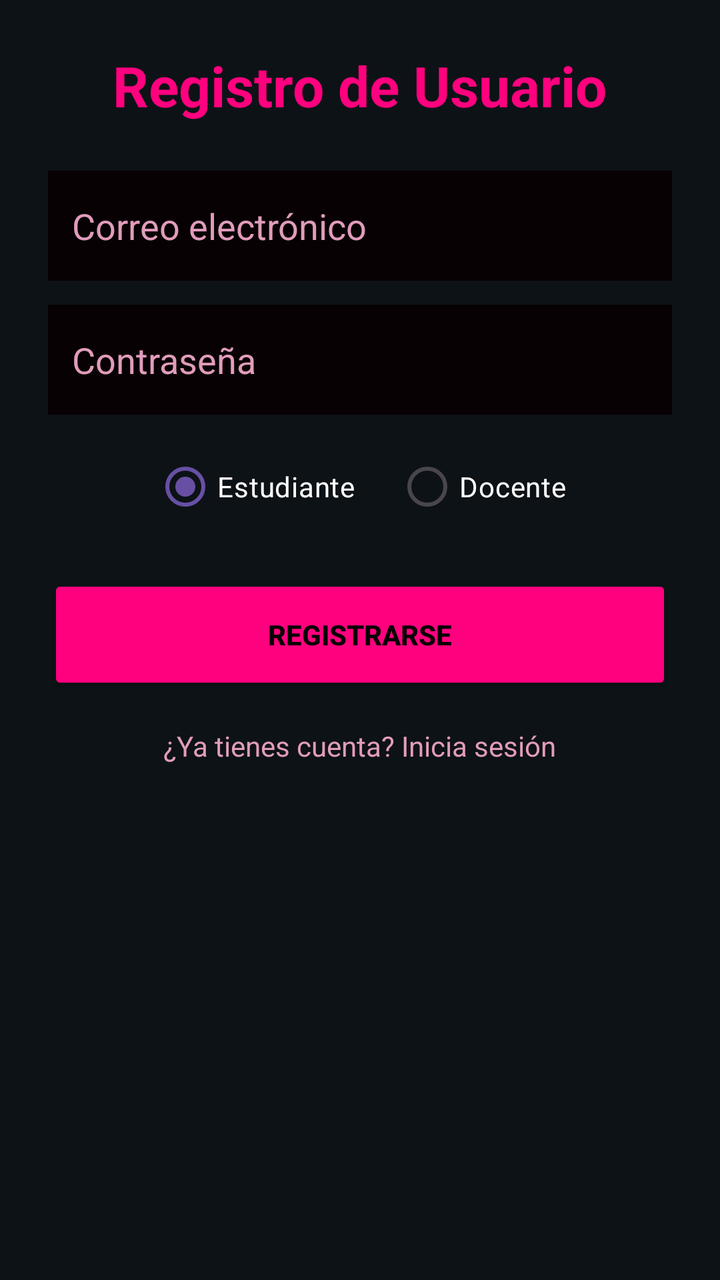
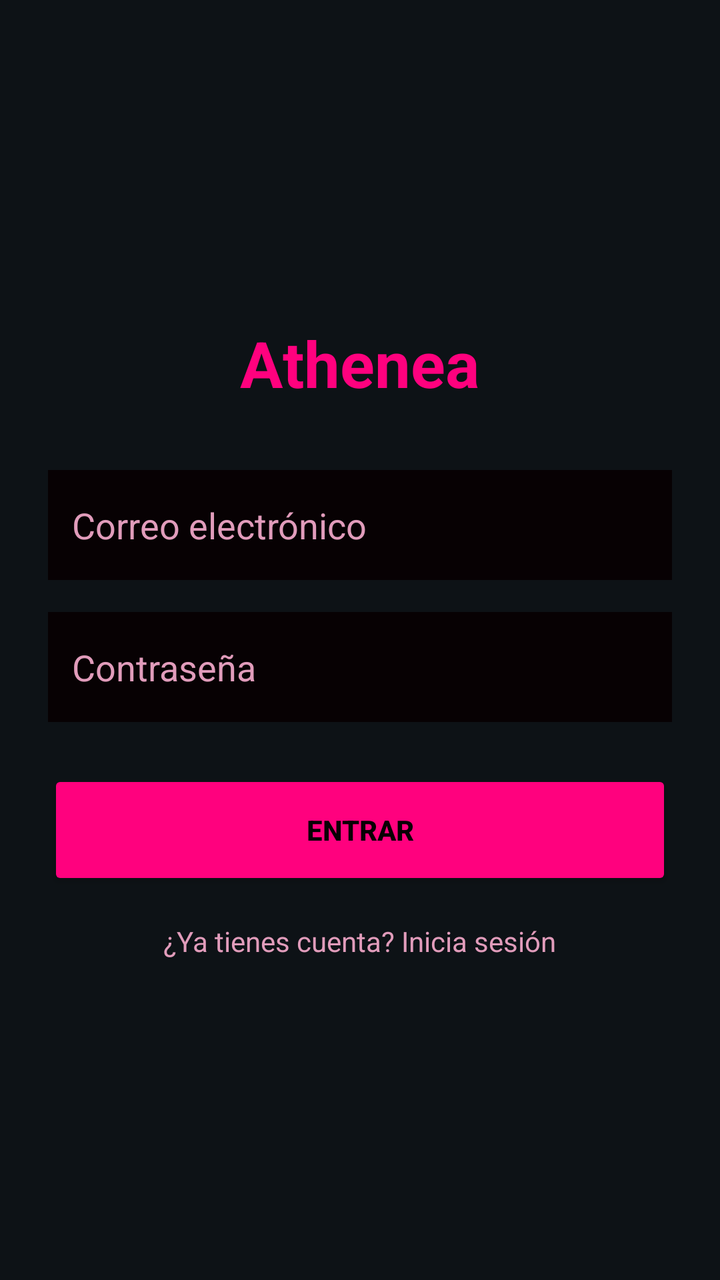

The first picture is an Android layout as it rendered before a commit; the second is the same layout after the commit. The layout source and the unified diff follow.
<!-- AndroidManifest.xml: application theme Theme.Athenea -->
<!-- res/layout/activity_main.xml -->
<?xml version="1.0" encoding="utf-8"?>
<ScrollView xmlns:android="http://schemas.android.com/apk/res/android"
    android:layout_width="match_parent"
    android:layout_height="match_parent"
    android:background="@color/dark_bg"
    android:fillViewport="true">

    <LinearLayout
        android:layout_width="match_parent"
        android:layout_height="wrap_content"
        android:orientation="vertical"
        android:padding="24dp"
        android:gravity="center_horizontal">

        <TextView
            android:layout_width="wrap_content"
            android:layout_height="wrap_content"
            android:text="@string/title_register"
            android:textColor="@color/pink_primary"
            android:textSize="28sp"
            android:textStyle="bold"
            android:layout_marginBottom="24dp" />

        <EditText
            android:id="@+id/etRegEmail"
            android:layout_width="match_parent"
            android:layout_height="55dp"
            android:background="@color/black_deep"
            android:hint="@string/hint_email"
            android:textColorHint="@color/pink_accent"
            android:textColor="@color/white"
            android:padding="12dp"
            android:inputType="textEmailAddress"
            android:layout_marginBottom="12dp" />

        <EditText
            android:id="@+id/etRegPassword"
            android:layout_width="match_parent"
            android:layout_height="55dp"
            android:background="@color/black_deep"
            android:hint="@string/hint_password"
            android:textColorHint="@color/pink_accent"
            android:textColor="@color/white"
            android:padding="12dp"
            android:inputType="textPassword"
            android:layout_marginBottom="12dp" />

        <RadioGroup
            android:id="@+id/rgRole"
            android:layout_width="match_parent"
            android:layout_height="wrap_content"
            android:orientation="horizontal"
            android:layout_marginBottom="20dp"
            android:gravity="center">

            <RadioButton
                android:id="@+id/rbEstudiante"
                android:layout_width="wrap_content"
                android:layout_height="wrap_content"
                android:text="@string/radio_estudiante"
                android:textColor="@color/white"
                android:buttonTint="@color/pink_primary"
                android:checked="true" />

            <RadioButton
                android:id="@+id/rbDocente"
                android:layout_width="wrap_content"
                android:layout_height="wrap_content"
                android:text="@string/radio_docente"
                android:textColor="@color/white"
                android:buttonTint="@color/pink_primary"
                android:layout_marginStart="20dp" />
        </RadioGroup>

        <Button
            android:id="@+id/btnRegister"
            android:layout_width="match_parent"
            android:layout_height="60dp"
            android:backgroundTint="@color/pink_primary"
            android:text="@string/btn_register"
            android:textColor="@color/black_deep"
            android:textStyle="bold" />

        <TextView
            android:id="@+id/tvBackToLogin"
            android:layout_width="wrap_content"
            android:layout_height="wrap_content"
            android:text="@string/text_have_account"
            android:textColor="@color/pink_accent"
            android:layout_marginTop="16dp" />

    </LinearLayout>
</ScrollView>
<!-- resources referenced by this layout -->
<resources>
  <color name="black_deep">#070103</color>
  <color name="dark_bg">#0D1216</color>
  <color name="pink_accent">#E19CBB</color>
  <color name="pink_primary">#FF017E</color>
  <color name="white">#FFFFFFFF</color>
  <string name="btn_register">Registrarse</string>
  <string name="hint_email">Correo electrónico</string>
  <string name="hint_password">Contraseña</string>
  <string name="radio_docente">Docente</string>
  <string name="radio_estudiante">Estudiante</string>
  <string name="text_have_account">¿Ya tienes cuenta? Inicia sesión</string>
  <string name="title_register">Registro de Usuario</string>
  <style name="Theme.Athenea" parent="Base.Theme.Athenea" />
  <style name="Base.Theme.Athenea" parent="Theme.Material3.DayNight.NoActionBar">
          
          
      </style>
</resources>

<!-- the commit's change to res/layout/activity_main.xml (unified diff, before → after) -->
@@ -1,93 +1,60 @@
 <?xml version="1.0" encoding="utf-8"?>
-<ScrollView xmlns:android="http://schemas.android.com/apk/res/android"
+<LinearLayout xmlns:android="http://schemas.android.com/apk/res/android"
     android:layout_width="match_parent"
     android:layout_height="match_parent"
     android:background="@color/dark_bg"
-    android:fillViewport="true">
+    android:orientation="vertical"
+    android:padding="24dp"
+    android:gravity="center">
 
-    <LinearLayout
+    <TextView
+        android:layout_width="wrap_content"
+        android:layout_height="wrap_content"
+        android:text="@string/app_name"
+        android:textColor="@color/pink_primary"
+        android:textSize="32sp"
+        android:textStyle="bold"
+        android:layout_marginBottom="32dp" />
+
+    <EditText
+        android:id="@+id/etEmail"
         android:layout_width="match_parent"
+        android:layout_height="55dp"
+        android:background="@color/black_deep"
+        android:hint="@string/hint_email"
+        android:textColorHint="@color/pink_accent"
+        android:textColor="@color/white"
+        android:padding="12dp"
+        android:inputType="textEmailAddress"
+        android:layout_marginBottom="16dp" />
+
+    <EditText
+        android:id="@+id/etPassword"
+        android:layout_width="match_parent"
+        android:layout_height="55dp"
+        android:background="@color/black_deep"
+        android:hint="@string/hint_password"
+        android:textColorHint="@color/pink_accent"
+        android:textColor="@color/white"
+        android:padding="12dp"
+        android:inputType="textPassword"
+        android:layout_marginBottom="24dp" />
+
+    <Button
+        android:id="@+id/btnLogin"
+        android:layout_width="match_parent"
+        android:layout_height="60dp"
+        android:backgroundTint="@color/pink_primary"
+        android:text="@string/btn_login"
+        android:textColor="@color/black_deep"
+        android:textStyle="bold" />
+
+    <TextView
+        android:id="@+id/tvGoToRegister"
+        android:layout_width="wrap_content"
         android:layout_height="wrap_content"
-        android:orientation="vertical"
-        android:padding="24dp"
-        android:gravity="center_horizontal">
+        android:text="@string/text_have_account"
+        android:textColor="@color/pink_accent"
+        android:layout_marginTop="16dp" />
 
-        <TextView
-            android:layout_width="wrap_content"
-            android:layout_height="wrap_content"
-            android:text="@string/title_register"
-            android:textColor="@color/pink_primary"
-            android:textSize="28sp"
-            android:textStyle="bold"
-            android:layout_marginBottom="24dp" />
-
-        <EditText
-            android:id="@+id/etRegEmail"
-            android:layout_width="match_parent"
-            android:layout_height="55dp"
-            android:background="@color/black_deep"
-            android:hint="@string/hint_email"
-            android:textColorHint="@color/pink_accent"
-            android:textColor="@color/white"
-            android:padding="12dp"
-            android:inputType="textEmailAddress"
-            android:layout_marginBottom="12dp" />
-
-        <EditText
-            android:id="@+id/etRegPassword"
-            android:layout_width="match_parent"
-            android:layout_height="55dp"
-            android:background="@color/black_deep"
-            android:hint="@string/hint_password"
-            android:textColorHint="@color/pink_accent"
-            android:textColor="@color/white"
-            android:padding="12dp"
-            android:inputType="textPassword"
-            android:layout_marginBottom="12dp" />
-
-        <RadioGroup
-            android:id="@+id/rgRole"
-            android:layout_width="match_parent"
-            android:layout_height="wrap_content"
-            android:orientation="horizontal"
-            android:layout_marginBottom="20dp"
-            android:gravity="center">
-
-            <RadioButton
-                android:id="@+id/rbEstudiante"
-                android:layout_width="wrap_content"
-                android:layout_height="wrap_content"
-                android:text="@string/radio_estudiante"
-                android:textColor="@color/white"
-                android:buttonTint="@color/pink_primary"
-                android:checked="true" />
-
-            <RadioButton
-                android:id="@+id/rbDocente"
-                android:layout_width="wrap_content"
-                android:layout_height="wrap_content"
-                android:text="@string/radio_docente"
-                android:textColor="@color/white"
-                android:buttonTint="@color/pink_primary"
-                android:layout_marginStart="20dp" />
-        </RadioGroup>
-
-        <Button
-            android:id="@+id/btnRegister"
-            android:layout_width="match_parent"
-            android:layout_height="60dp"
-            android:backgroundTint="@color/pink_primary"
-            android:text="@string/btn_register"
-            android:textColor="@color/black_deep"
-            android:textStyle="bold" />
-
-        <TextView
-            android:id="@+id/tvBackToLogin"
-            android:layout_width="wrap_content"
-            android:layout_height="wrap_content"
-            android:text="@string/text_have_account"
-            android:textColor="@color/pink_accent"
-            android:layout_marginTop="16dp" />
-
-    </LinearLayout>
-</ScrollView>
+</LinearLayout>
<!-- resource entries referenced after the edit -->
@@ -5,13 +5,11 @@
   <color name="pink_accent">#E19CBB</color>
   <color name="pink_primary">#FF017E</color>
   <color name="white">#FFFFFFFF</color>
-  <string name="btn_register">Registrarse</string>
+  <string name="app_name">Athenea</string>
+  <string name="btn_login">Entrar</string>
   <string name="hint_email">Correo electrónico</string>
   <string name="hint_password">Contraseña</string>
-  <string name="radio_docente">Docente</string>
-  <string name="radio_estudiante">Estudiante</string>
   <string name="text_have_account">¿Ya tienes cuenta? Inicia sesión</string>
-  <string name="title_register">Registro de Usuario</string>
   <style name="Theme.Athenea" parent="Base.Theme.Athenea" />
   <style name="Base.Theme.Athenea" parent="Theme.Material3.DayNight.NoActionBar">
           
